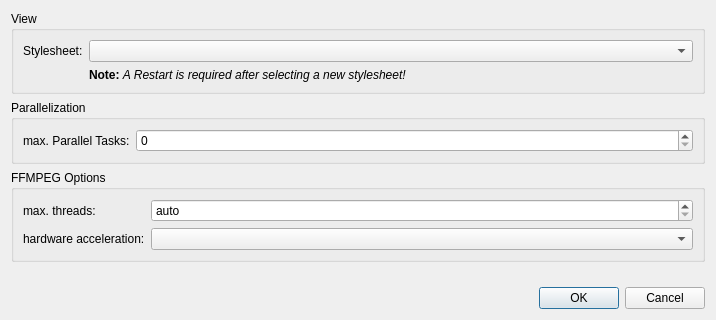
This is source/optionsdialog.ui in jkriege2/SlitScanGenerator as Qt 5 draws it before an edit. The edited form follows.
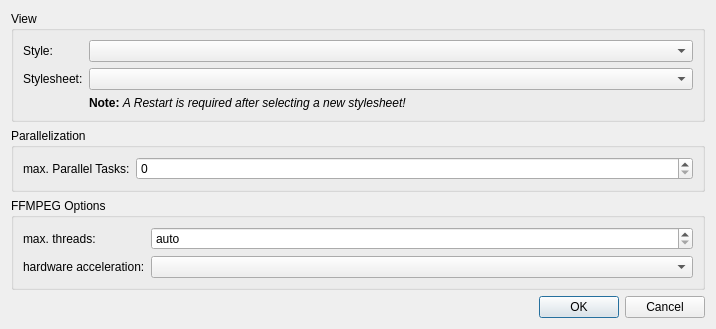
This is the edited form.

Commit message: - New Output Format JPEG (with selectable quality) - You can choose to put the output files into a subfolder per video file (to group them) - Only a subrange of videoframes can be selected - you can add still half-image before and after the stack - You can choose the slit width - You can step through the video with increased step-size (especially useful together with the new slit width option) - You can select a style for the Qt Widgets (Fusion is default now on Windows!) - several refactorings to improve code quality

The edit to the form file:
```diff
--- a/source/optionsdialog.ui
+++ b/source/optionsdialog.ui
@@ -20,30 +20,40 @@
       <string>View</string>
      </property>
      <layout class="QFormLayout" name="formLayout">
-      <item row="0" column="0">
+      <item row="1" column="0">
        <widget class="QLabel" name="label_2">
         <property name="text">
          <string>Stylesheet:</string>
         </property>
        </widget>
       </item>
-      <item row="0" column="1">
-       <widget class="QComboBox" name="cmbStylesheets"/>
-      </item>
       <item row="1" column="1">
+       <widget class="QComboBox" name="cmbStylesheets"/>
+      </item>
+      <item row="2" column="1">
        <widget class="QLabel" name="label_3">
         <property name="text">
          <string>&lt;b&gt;Note:&lt;/b&gt; &lt;i&gt;A Restart is required after selecting a new stylesheet!&lt;/i&gt;</string>
         </property>
        </widget>
       </item>
-      <item row="1" column="0">
+      <item row="2" column="0">
        <widget class="QLabel" name="label_4">
         <property name="text">
          <string/>
         </property>
        </widget>
       </item>
+      <item row="0" column="0">
+       <widget class="QLabel" name="label_7">
+        <property name="text">
+         <string>Style:</string>
+        </property>
+       </widget>
+      </item>
+      <item row="0" column="1">
+       <widget class="QComboBox" name="cmbStyle"/>
+      </item>
      </layout>
     </widget>
    </item>
```
The commit also changes 36 other files.
